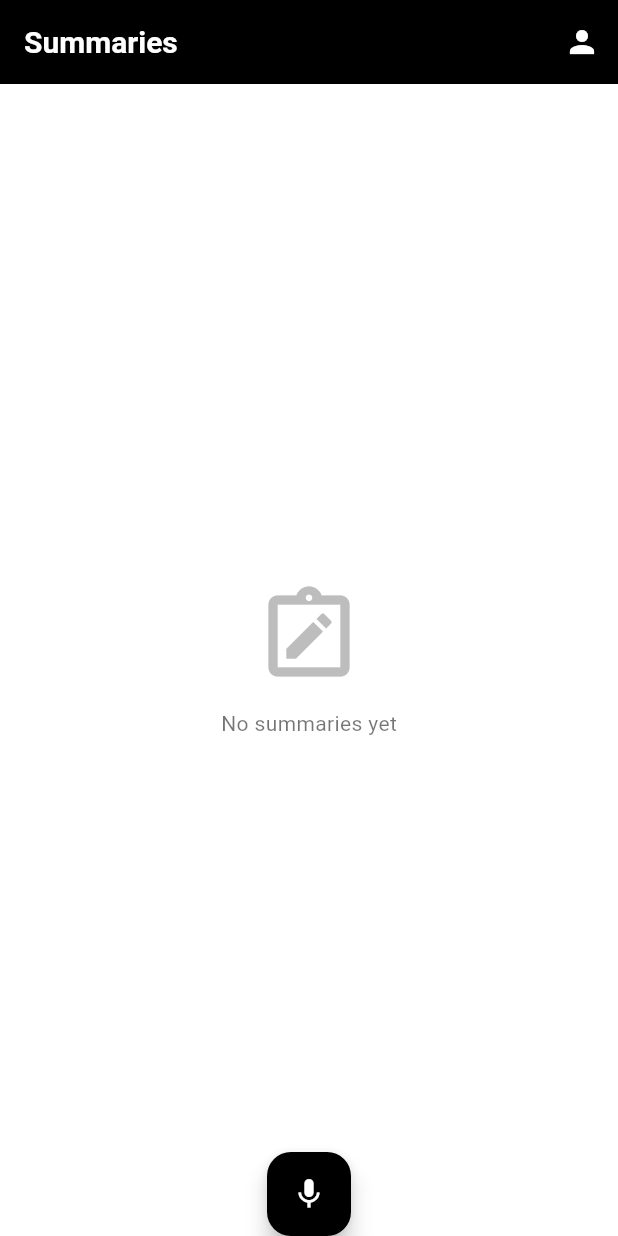
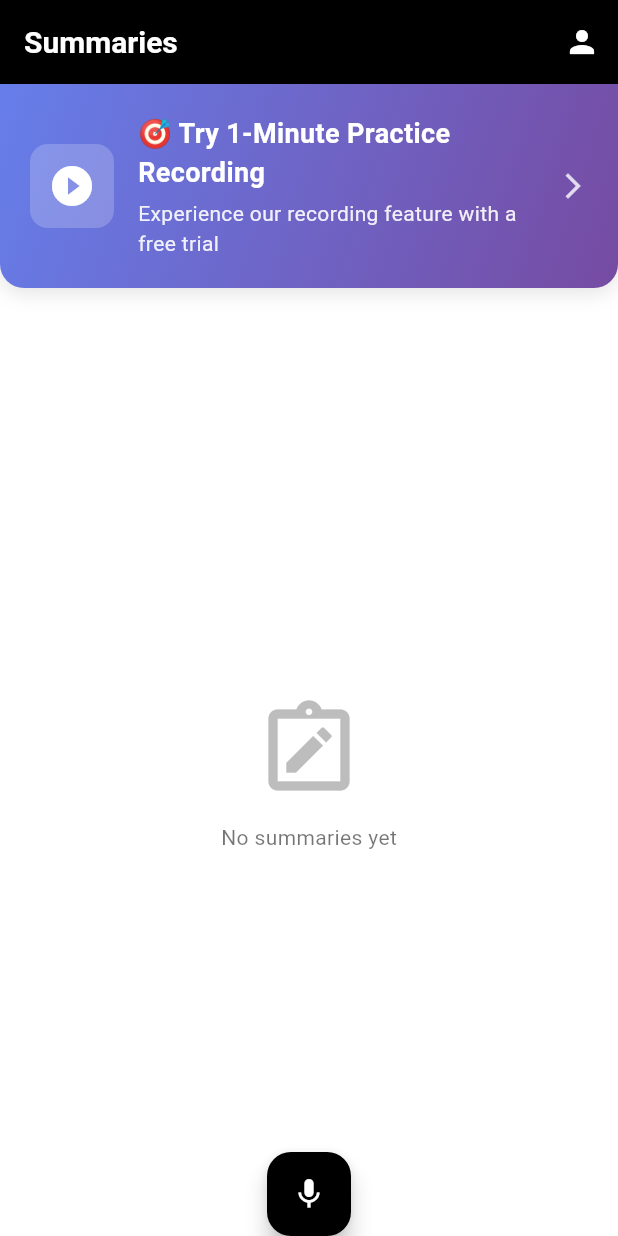
Before and after one commit to Quokka-Labs-LLP/clear-visit-flutter, a Flutter app: the HomePage screen opened by its route, on a phone screen of 412 x 824 dp. Run offline on Flutter 3.47's test engine with Material 3 defaults, Android fonts, the phone set to English and light mode, and no system bars; our stand-ins replace another_flushbar, cloud_firestore, dio, equatable, firebase_auth, firebase_core and 19 more; missing offline and left inert: ffmpeg_kit_flutter_new, lifecycle, ql_logger_flutter, record; accounts and stored records are empty.

Commit message:
[ADD] Implement trial recording feature with eligibility checks and UI updates

```diff
--- a/lib/main.dart
+++ b/lib/main.dart
@@ -19,6 +19,8 @@ void main() async {
       await Firebase.initializeApp(
         options: DefaultFirebaseOptions.currentPlatform,
       );
+
+
       await DatabaseService.init();
       SystemChrome.setPreferredOrientations([
         DeviceOrientation.portraitUp,
--- a/lib/src/app/router/route_args.dart
+++ b/lib/src/app/router/route_args.dart
@@ -1,5 +1,6 @@
 class RecordingScreenArgs {
   final String? doctorId;
   final String? doctorName;
-  RecordingScreenArgs({this.doctorId, this.doctorName});
+  final bool isTrial;
+  RecordingScreenArgs({this.doctorId, this.doctorName, this.isTrial = false});
 }
--- a/lib/src/features/auth/data/repo_impl/auth_repo_impl.dart
+++ b/lib/src/features/auth/data/repo_impl/auth_repo_impl.dart
@@ -63,7 +63,7 @@ class AuthRepoImpl extends AuthRepo {
 
       await signIn.initialize(
         clientId: Platform.isIOS ? '124980859440-93hlikit5q9a25ffbjhcas3utf1rm6fq.apps.googleusercontent.com':null,
-        serverClientId: Platform.isIOS ? null:"",
+        serverClientId: Platform.isIOS ? null:"113312680290266458742",
       );
       // Set up authentication event listener
       final GoogleSignInAccount account = await signIn.authenticate();
--- a/lib/src/features/home/presentation/bloc/recording/recording_event.dart
+++ b/lib/src/features/home/presentation/bloc/recording/recording_event.dart
@@ -34,3 +34,7 @@ class RecordingPauseOrResume extends RecordingEvent {
 class RecordingTick extends RecordingEvent {
   const RecordingTick();
 }
+
+class RecordingStartTrial extends RecordingEvent {
+  const RecordingStartTrial();
+}
--- /dev/null
+++ b/lib/src/features/home/presentation/bloc/trial/trial_bloc.dart
@@ -0,0 +1,59 @@
+import 'package:equatable/equatable.dart';
+import 'package:flutter_bloc/flutter_bloc.dart';
+import '../../../services/trial_service.dart';
+import '../../../../../shared/utilities/event_status.dart';
+
+part 'trial_event.dart';
+part 'trial_state.dart';
+
+class TrialBloc extends Bloc<TrialEvent, TrialState> {
+  final TrialService _trialService = TrialService();
+
+  TrialBloc() : super(const TrialState()) {
+    on<CheckTrialEligibility>(_onCheckTrialEligibility);
+    on<MarkTrialCompleted>(_onMarkTrialCompleted);
+  }
+
+  Future<void> _onCheckTrialEligibility(
+    CheckTrialEligibility event,
+    Emitter<TrialState> emit,
+  ) async {
+    emit(state.copyWith(checkStatus: StateLoading()));
+
+    try {
+      final isEligible = await _trialService.isEligibleForTrial();
+      final trialStatus = await _trialService.getTrialStatus();
+
+      emit(state.copyWith(
+        checkStatus: const StateLoaded(successMessage: 'Trial eligibility checked'),
+        isEligible: isEligible,
+        trialStatus: trialStatus,
+      ));
+    } catch (e) {
+      emit(state.copyWith(
+        checkStatus: StateFailed(errorMessage: e.toString()),
+        isEligible: false,
+      ));
+    }
+  }
+
+  Future<void> _onMarkTrialCompleted(
+    MarkTrialCompleted event,
+    Emitter<TrialState> emit,
+  ) async {
+    emit(state.copyWith(updateStatus: StateLoading()));
+
+    try {
+      await _trialService.markTrialCompleted();
+
+      emit(state.copyWith(
+        updateStatus: const StateLoaded(successMessage: 'Trial completed'),
+        isEligible: false,
+      ));
+    } catch (e) {
+      emit(state.copyWith(
+        updateStatus: StateFailed(errorMessage: e.toString()),
+      ));
+    }
+  }
+}
--- /dev/null
+++ b/lib/src/features/home/presentation/bloc/trial/trial_event.dart
@@ -0,0 +1,16 @@
+part of 'trial_bloc.dart';
+
+abstract class TrialEvent extends Equatable {
+  const TrialEvent();
+
+  @override
+  List<Object?> get props => [];
+}
+
+class CheckTrialEligibility extends TrialEvent {
+  const CheckTrialEligibility();
+}
+
+class MarkTrialCompleted extends TrialEvent {
+  const MarkTrialCompleted();
+}
--- /dev/null
+++ b/lib/src/features/home/presentation/bloc/trial/trial_state.dart
@@ -0,0 +1,37 @@
+part of 'trial_bloc.dart';
+
+class TrialState extends Equatable {
+  final bool isEligible;
+  final Map<String, dynamic>? trialStatus;
+  final StateStatus checkStatus;
+  final StateStatus updateStatus;
+
+  const TrialState({
+    this.isEligible = false,
+    this.trialStatus,
+    this.checkStatus = const StateNotLoaded(),
+    this.updateStatus = const StateNotLoaded(),
+  });
+
+  TrialState copyWith({
+    bool? isEligible,
+    Map<String, dynamic>? trialStatus,
+    StateStatus? checkStatus,
+    StateStatus? updateStatus,
+  }) {
+    return TrialState(
+      isEligible: isEligible ?? this.isEligible,
+      trialStatus: trialStatus ?? this.trialStatus,
+      checkStatus: checkStatus ?? this.checkStatus,
+      updateStatus: updateStatus ?? this.updateStatus,
+    );
+  }
+
+  @override
+  List<Object?> get props => [
+    isEligible,
+    trialStatus,
+    checkStatus,
+    updateStatus,
+  ];
+}
--- a/lib/src/features/home/presentation/view/home_page.dart
+++ b/lib/src/features/home/presentation/view/home_page.dart
@@ -8,6 +8,8 @@ import '../../../../shared/utilities/responsive _constants.dart';
 
 import '../../../../services/service_locator.dart';
 import '../bloc/summaries_bloc.dart';
+import '../bloc/trial/trial_bloc.dart';
+import 'widgets/practice_trial_banner.dart';
 
 class HomePage extends StatefulWidget {
   const HomePage({super.key});
@@ -28,6 +30,9 @@ class _HomePageState extends State<HomePage> {
       providers: [
         BlocProvider(
           create: (_) => SummariesBloc()..add(const FetchSummariesEvent()),
+        ),
+        BlocProvider(
+          create: (_) => TrialBloc()..add(const CheckTrialEligibility()),
         ),
       ],
       child: Scaffold(
@@ -53,11 +58,25 @@ class _HomePageState extends State<HomePage> {
           elevation: 0,
           iconTheme: const IconThemeData(color: Colors.white),
         ),
-        body: _SummariesList(),
+        body: Column(
+          children: [
+            // Trial Banner
+            BlocBuilder<TrialBloc, TrialState>(
+              builder: (context, trialState) {
+                if (trialState.isEligible) {
+                  return const PracticeTrialBanner();
+                }
+                return const SizedBox.shrink();
+              },
+            ),
+            // Summaries List
+            Expanded(child: _SummariesList()),
+          ],
+        ),
         floatingActionButtonLocation: FloatingActionButtonLocation.centerDocked,
         floatingActionButton: FloatingActionButton(
           onPressed: () {
-            context.pushNamed(RouteConst.doctorsListingPage, extra: true);
+            context.pushNamed(RouteConst.doctorsListingPage, extra: {'selectionMode': true});
           },
           backgroundColor: Colors.black,
           child: const Icon(Icons.mic, color: Colors.white),
--- /dev/null
+++ b/lib/src/features/home/presentation/view/widgets/practice_trial_banner.dart
@@ -0,0 +1,80 @@
+import 'package:flutter/material.dart';
+import 'package:go_router/go_router.dart';
+import '../../../../../app/router/route_const.dart';
+
+class PracticeTrialBanner extends StatelessWidget {
+  const PracticeTrialBanner({super.key});
+
+  @override
+  Widget build(BuildContext context) {
+    return Container(
+      margin: const EdgeInsets.only(bottom: 16),
+      padding: const EdgeInsets.all(20),
+      decoration: BoxDecoration(
+        gradient: const LinearGradient(
+          colors: [Color(0xFF667eea), Color(0xFF764ba2)],
+          begin: Alignment.topLeft,
+          end: Alignment.bottomRight,
+        ),
+        borderRadius: BorderRadius.only(bottomLeft: Radius.circular(16), bottomRight: Radius.circular(16), topRight: Radius.circular(0), topLeft: Radius.circular(0)),
+        boxShadow: [
+          BoxShadow(
+            color: Colors.black.withOpacity(0.1),
+            blurRadius: 10,
+            offset: const Offset(0, 4),
+          ),
+        ],
+      ),
+      child: InkWell(
+        onTap: () {
+          context.pushNamed(RouteConst.doctorsListingPage, extra: {'isTrial': true});
+        },
+        child: Row(
+          children: [
+            Container(
+              padding: const EdgeInsets.all(12),
+              decoration: BoxDecoration(
+                color: Colors.white.withOpacity(0.2),
+                borderRadius: BorderRadius.circular(12),
+              ),
+              child: const Icon(
+                Icons.play_circle_filled,
+                color: Colors.white,
+                size: 32,
+              ),
+            ),
+            const SizedBox(width: 16),
+            Expanded(
+              child: Column(
+                crossAxisAlignment: CrossAxisAlignment.start,
+                children: [
+                  const Text(
+                    '🎯 Try 1-Minute Practice Recording',
+                    style: TextStyle(
+                      color: Colors.white,
+                      fontSize: 18,
+                      fontWeight: FontWeight.bold,
+                    ),
+                  ),
+                  const SizedBox(height: 4),
+                  Text(
+                    'Experience our recording feature with a free trial',
+                    style: TextStyle(
+                      color: Colors.white.withOpacity(0.9),
+                      fontSize: 14,
+                    ),
+                  ),
+                ],
+              ),
+            ),
+            Icon(
+              Icons.arrow_forward_ios,
+              color: Colors.white.withOpacity(0.8),
+              size: 20,
+            ),
+          ],
+        ),
+      ),
+    );
+  }
+}
--- a/lib/src/features/profile/presentation/bloc/view/pages/doctors_listing_page.dart
+++ b/lib/src/features/profile/presentation/bloc/view/pages/doctors_listing_page.dart
@@ -13,8 +13,9 @@ import '../widgets/doctors_list_widget.dart';
 
 class DoctorsListingPage extends StatefulWidget {
   final bool selectionMode;
+  final bool isTrial;
 
-  const DoctorsListingPage({super.key, this.selectionMode = false});
+  const DoctorsListingPage({super.key, this.selectionMode = false, this.isTrial = false});
 
   @override
   State<DoctorsListingPage> createState() => _DoctorsListingPageState();
@@ -105,6 +106,7 @@ class _DoctorsListingPageState extends State<DoctorsListingPage> {
                 context.pushNamed(RouteConst.recordingScreen, extra: RecordingScreenArgs(
                   doctorId: doctor.id,
                   doctorName: doctor.name,
+                  isTrial: widget.isTrial,
                 ));
               } else {
                 _navigateToAddDoctor(doctor: doctor);
--- a/lib/src/services/service_locator.dart
+++ b/lib/src/services/service_locator.dart
@@ -10,6 +10,7 @@ import '../features/auth/domain/repo/auth_repo.dart';
 import '../features/auth/presentation/bloc/auth_bloc.dart';
 import '../features/home/data/repo_impl/summary_repo_impl.dart';
 import '../features/home/domain/repo/summary_repo.dart';
+import '../features/home/services/trial_service.dart';
 import '../features/profile/data/repo_impl/profile_repo_impl.dart';
 import '../features/profile/domain/repo/profile_repo.dart';
 import '../shared_pref_services/shared_pref_base_service.dart';
@@ -26,6 +27,7 @@ Future<void> init() async {
   serviceLocator.registerLazySingleton<AuthRepo>(() => AuthRepoImpl());
   serviceLocator.registerLazySingleton<ProfileRepo>(() => ProfileRepoImpl());
   serviceLocator.registerLazySingleton<SummaryRepo>(() => SummaryRepoImpl());
+  serviceLocator.registerLazySingleton<TrialService>(() => TrialService());
   serviceLocator.registerLazySingleton<FirebaseFirestore>(() => FirebaseFirestore.instance);
   serviceLocator.registerLazySingleton<FirebaseStorage>(() => FirebaseStorage.instance);
   serviceLocator.registerLazySingleton<FirebaseAuth>(() => FirebaseAuth.instance);
--- a/pubspec.yaml
+++ b/pubspec.yaml
@@ -44,6 +44,7 @@ dependencies:
   ql_logger_flutter: ^0.0.5
   firebase_core: ^4.0.0
   firebase_auth: ^6.0.0
+  firebase_app_check: ^0.4.0
   logger: ^2.6.0
   google_sign_in: ^7.1.1
   printing: ^5.14.2
```
Also changed, not shown: lib/src/app/router/router.dart (+17 -3 lines), lib/src/features/home/presentation/bloc/recording/recording_bloc.dart (+74 -0 lines), lib/src/features/home/presentation/view/recording_page.dart (+7 -2 lines), lib/src/features/home/services/trial_service.dart (added, +87 -0 lines), lib/firebase_options.dart, 2 other files.
